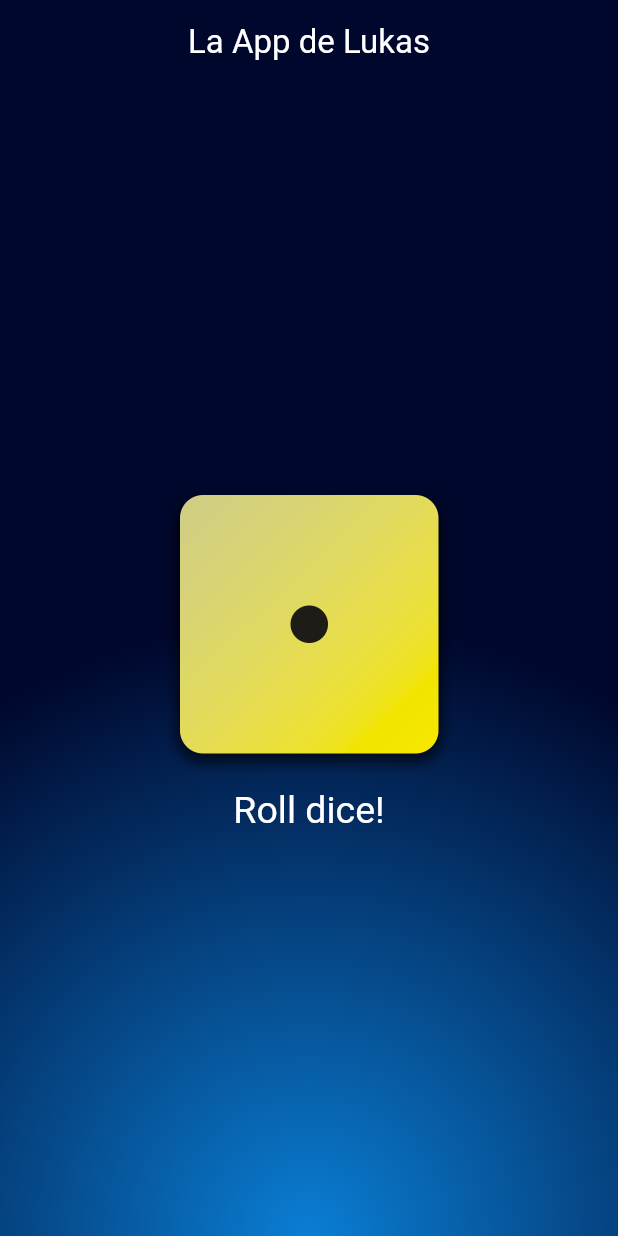
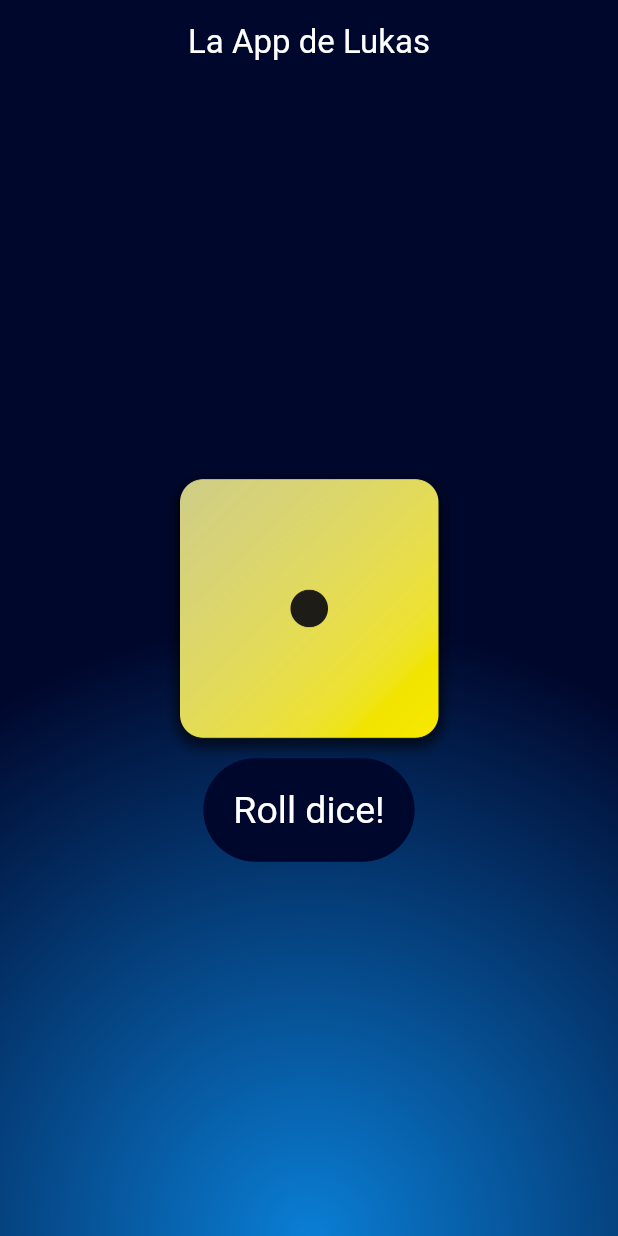
Before and after one commit to Bytefield/dice_roller, a Flutter app: the screen it shows after launch, on a phone screen of 412 x 824 dp. Run offline on Flutter 3.47's test engine with Material 3 defaults, Android fonts, the phone set to English and light mode, and no system bars.

Commit message:
last commit, project finished

```diff
--- /dev/null
+++ b/lib/components/button.dart
@@ -0,0 +1,28 @@
+import 'package:flutter/material.dart';
+
+class Button extends StatelessWidget {
+  final VoidCallback onPressed;
+
+  const Button({
+    super.key,
+    required this.onPressed,
+  });
+
+  @override
+  Widget build(BuildContext context) {
+    return TextButton(
+      onPressed: onPressed,
+      style: TextButton.styleFrom(
+        foregroundColor: Colors.white,
+        textStyle: const TextStyle(
+          fontSize: 25,
+        ),
+        backgroundColor: const Color(0xff00072c),
+        padding: const EdgeInsetsDirectional.all(20),
+      ),
+      child: const Text(
+        "Roll dice!",
+      ),
+    );
+  }
+}
--- a/lib/dice_widget.dart
+++ b/lib/dice_widget.dart
@@ -1,5 +1,6 @@
 import 'dart:math';
 
+import 'package:dice_roller/components/button.dart';
 import 'package:flutter/material.dart';
 
 final randomizer = Random();
@@ -30,17 +31,8 @@ class _DiceWidgetState extends State<DiceWidget> {
           image: AssetImage("assets/images/dice/dice-$diceNumber.png"),
           width: 200,
         ),
-        TextButton(
+        Button(
           onPressed: rollDice,
-          style: TextButton.styleFrom(
-            foregroundColor: Colors.white,
-            textStyle: const TextStyle(
-              fontSize: 25,
-            ),
-          ),
-          child: const Text(
-            "Roll dice!",
-          ),
         ),
       ],
     );
```
